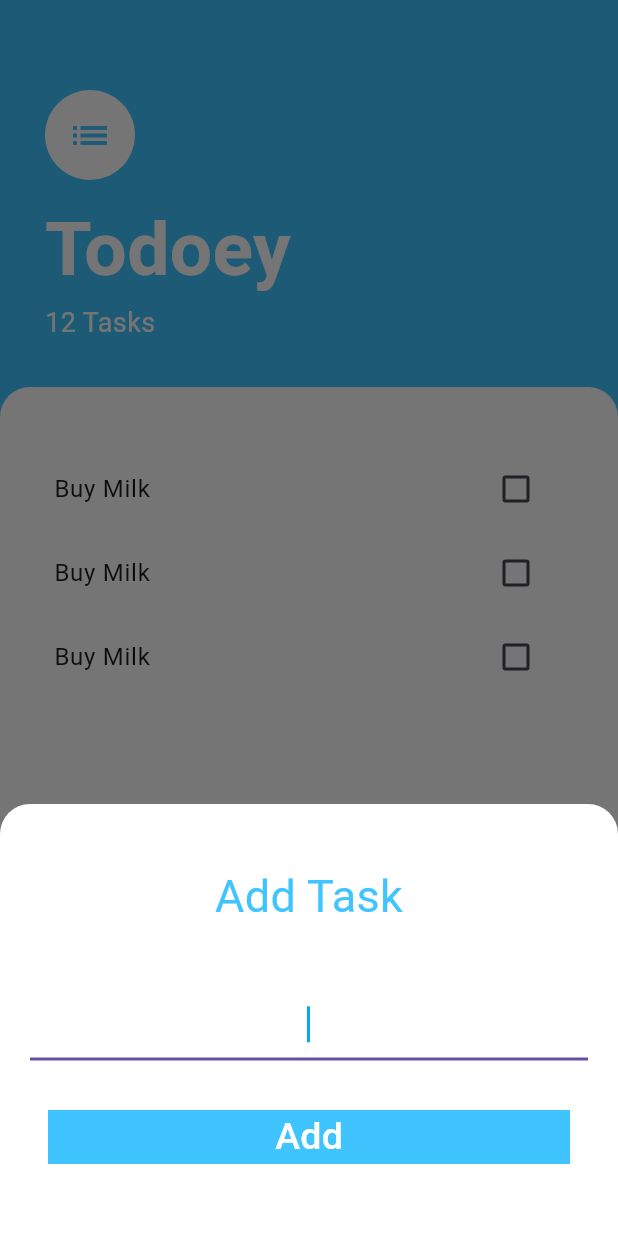
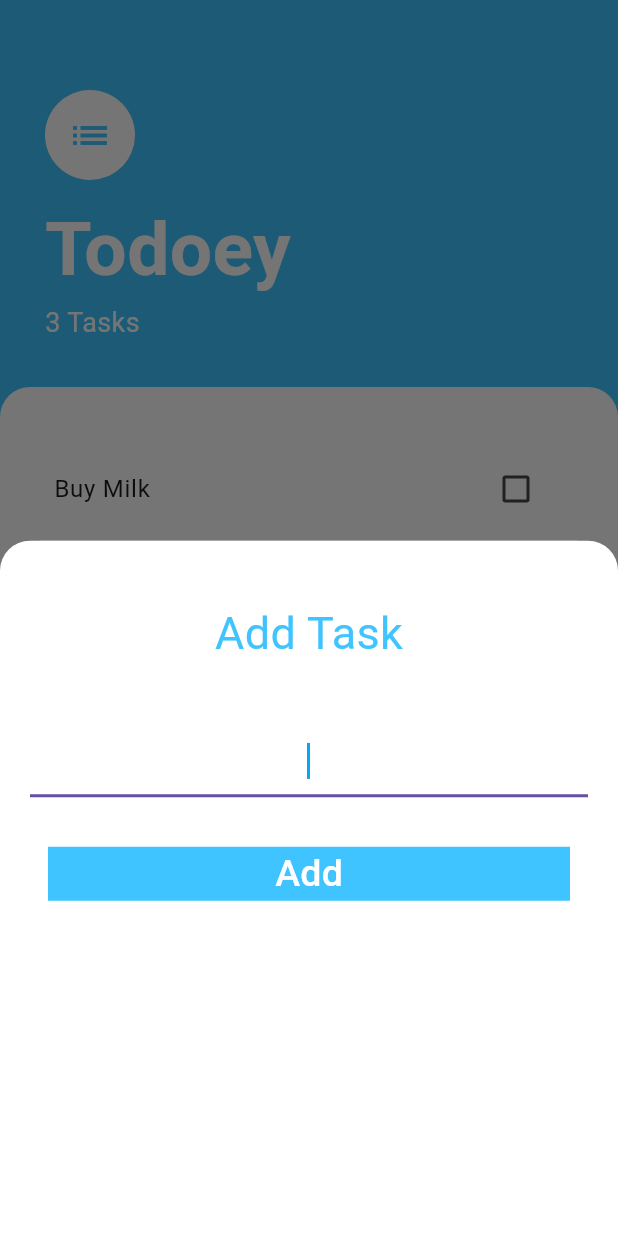
Before and after one commit to sorooty/todoey, a Flutter app: the screen it shows after launch, after a tap on the "add" icon, on a phone screen of 412 x 824 dp. Run offline on Flutter 3.47's test engine with Material 3 defaults, Android fonts, the phone set to English and light mode, and no system bars.

Commit message:
Refactor task management: Implement AddTask functionality and enhance TaskList display

```diff
--- /dev/null
+++ b/lib/models/tasks.dart
@@ -0,0 +1,10 @@
+class Task {
+  bool isDone;
+  final String name;
+
+  Task({required this.name, this.isDone = false});
+
+  void toggleDone() {
+    isDone = !isDone;
+  }
+}
--- a/lib/screens/AddTask.dart
+++ b/lib/screens/AddTask.dart
@@ -1,11 +1,18 @@
 // ignore: file_names
+// ignore_for_file: non_constant_identifier_names
+
 import 'package:flutter/material.dart';
+// import 'package:todoey/widgets/tasks_list.dart';
 
 class AddTaskScreen extends StatelessWidget {
-  const AddTaskScreen({super.key});
+  final Function AddTaskCallback;
+  // ignore: prefer_const_constructors_in_immutables
+  AddTaskScreen({super.key, required this.AddTaskCallback});
 
   @override
   Widget build(BuildContext context) {
+    String NewTaskTitle = '';
+
     return Container(
       color: Color(0xff757575),
       child: Container(
@@ -33,12 +40,17 @@ class AddTaskScreen extends StatelessWidget {
                 textAlign: TextAlign.center,
                 cursorColor: Colors.lightBlue,
                 decoration: InputDecoration(focusColor: Colors.lightBlue),
+                onChanged: (newText) {
+                  NewTaskTitle = newText;
+                },
               ),
 
               SizedBox(height: 25),
 
               TextButton(
-                onPressed: () {},
+                onPressed: () {
+                  AddTaskCallback(NewTaskTitle);
+                },
                 child: Container(
                   decoration: BoxDecoration(color: Colors.lightBlueAccent),
                   child: Center(
--- a/lib/screens/tasks_screen.dart
+++ b/lib/screens/tasks_screen.dart
@@ -2,9 +2,21 @@ import 'package:flutter/material.dart';
 import 'package:todoey/widgets/tasks_list.dart';
 // import 'package:todoey/widgets/tasks_tile.dart';
 import 'AddTask.dart';
+import 'package:todoey/models/tasks.dart';
 
-class TaskScreen extends StatelessWidget {
+class TaskScreen extends StatefulWidget {
   const TaskScreen({super.key});
+
+  @override
+  State<TaskScreen> createState() => _TaskScreenState();
+}
+
+class _TaskScreenState extends State<TaskScreen> {
+  List<Task> taskList = [
+    Task(name: "Buy Milk"),
+    Task(name: "Buy Butter"),
+    Task(name: "Buy Water"),
+  ];
 
   @override
   Widget build(BuildContext context) {
@@ -15,13 +27,14 @@ class TaskScreen extends StatelessWidget {
           showModalBottomSheet(
             context: context,
             builder:
-                (context) => SingleChildScrollView(
-                  child: Container(
-                    padding: EdgeInsets.only(
-                      bottom: MediaQuery.of(context).viewInsets.bottom,
-                    ), // Modifs apportées pour que le menu popup toujours au dessus du clavier peu importe la taille de l'écran (media query)
-                    child: AddTaskScreen(),
-                  ),
+                (context) => AddTaskScreen(
+                  AddTaskCallback: (newTaskTitle) {
+                    print(newTaskTitle);
+                    setState(() {
+                      taskList.add(Task(name: newTaskTitle));
+                    });
+                    Navigator.pop(context);
+                  },
                 ),
           );
         },
@@ -63,7 +76,7 @@ class TaskScreen extends StatelessWidget {
                   ),
                 ),
                 Text(
-                  "12 Tasks",
+                  '${taskList.length} Tasks',
                   style: TextStyle(color: Colors.white, fontSize: 18.0),
                 ),
               ],
@@ -80,7 +93,7 @@ class TaskScreen extends StatelessWidget {
                   topRight: Radius.circular(20),
                 ),
               ),
-              child: TaskList(),
+              child: TaskList(tasks: taskList),
             ),
           ),
         ],
--- a/lib/widgets/tasks_list.dart
+++ b/lib/widgets/tasks_list.dart
@@ -1,11 +1,32 @@
 import 'package:flutter/material.dart';
 import 'package:todoey/widgets/tasks_tile.dart';
+import 'package:todoey/models/tasks.dart';
 
-class TaskList extends StatelessWidget {
-  const TaskList({super.key});
+class TaskList extends StatefulWidget {
+  const TaskList({super.key, required this.tasks});
+
+  final List<Task> tasks;
 
   @override
+  State<TaskList> createState() => _TaskListState();
+}
+
+class _TaskListState extends State<TaskList> {
+  @override
   Widget build(BuildContext context) {
-    return ListView(children: [TaskTile(), TaskTile(), TaskTile()]);
+    return ListView.builder(
+      itemBuilder: (context, index) {
+        return TaskTile(
+          isChecked: widget.tasks[index].isDone,
+          taskTitle: widget.tasks[index].name,
+          checkBoxCallback: (bool? checkboxState) {
+            setState(() {
+              widget.tasks[index].toggleDone();
+            });
+          },
+        );
+      },
+      itemCount: widget.tasks.length,
+    );
   }
 }
--- a/lib/widgets/tasks_tile.dart
+++ b/lib/widgets/tasks_tile.dart
@@ -1,13 +1,32 @@
 import 'package:flutter/material.dart';
 
 class TaskTile extends StatelessWidget {
-  const TaskTile({super.key});
+  bool isChecked = false;
+  final String taskTitle;
+  final Function(bool?) checkBoxCallback;
+
+  TaskTile({
+    super.key,
+    required this.isChecked,
+    required this.taskTitle,
+    required this.checkBoxCallback,
+  });
 
   @override
   Widget build(BuildContext context) {
     return ListTile(
-      trailing: Checkbox(value: false, onChanged: (bool? value) {}),
-      title: Text("Buy Milk"),
+      trailing: Checkbox(
+        value: isChecked,
+        activeColor: Colors.lightBlue,
+        onChanged: checkBoxCallback,
+      ),
+
+      title: Text(
+        taskTitle,
+        style: TextStyle(
+          decoration: isChecked ? TextDecoration.lineThrough : null,
+        ),
+      ),
     );
   }
 }
```
